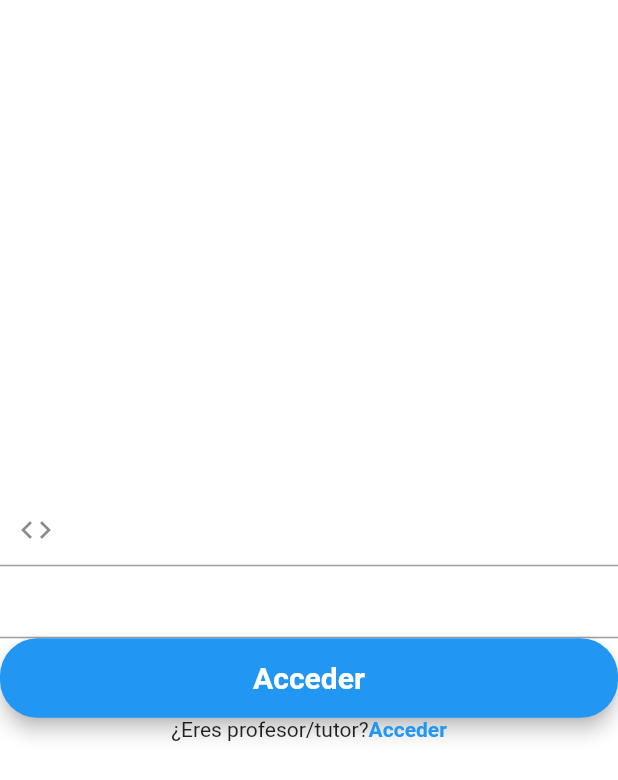
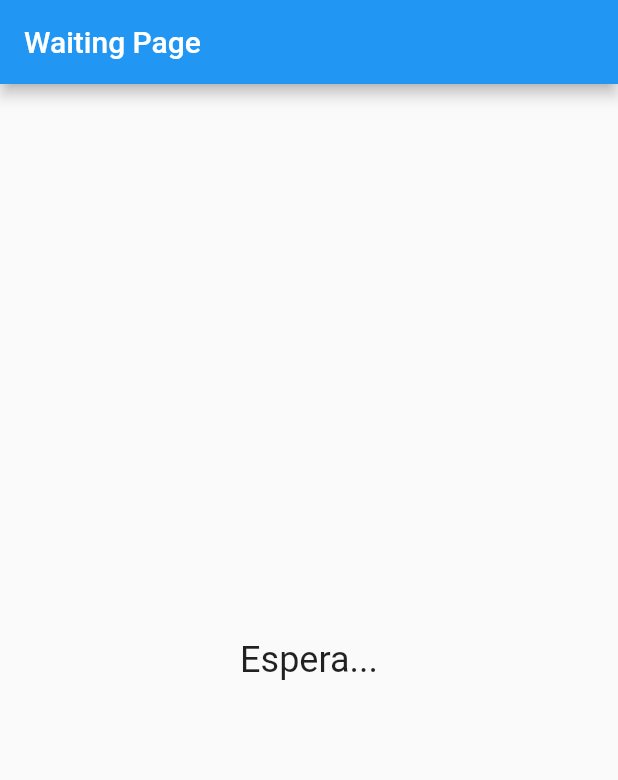
Before and after one commit to lferng17/aplicacion_cele, a Flutter app: the screen it shows after launch, after a tap on "Acceder", on a phone screen of 412 x 824 dp. Shown: the top 780 px of the screen. Run offline on Flutter 3.47's test engine with Material 2 defaults, Android fonts, the phone set to English and light mode, and no system bars; our stand-ins replace cloud_firestore, firebase_auth, firebase_core, fluttertoast; missing offline and left inert: dart:ffi; accounts and stored records are empty.

Commit message:
Waiting page

```diff
--- a/lib/screens/home.dart
+++ b/lib/screens/home.dart
@@ -1,4 +1,5 @@
 import 'package:aplicacion_cele/screens/teacher/login_teacher.dart';
+import 'package:aplicacion_cele/screens/waitingPage.dart';
 import 'package:flutter/material.dart';
 
 class Home extends StatefulWidget {
@@ -61,7 +62,11 @@ class _HomeState extends State<Home>{
         minWidth: MediaQuery.of(context).size.width,
         padding: EdgeInsets.fromLTRB(10.0, 15.0, 10.0, 15.0),
 
-        onPressed: () {},
+        onPressed: () {
+          Navigator.of(context).pushReplacement(
+          MaterialPageRoute(builder: (context) => WaitingPage())
+        );
+        },
         child: Text("Acceder",
           textAlign: TextAlign.center,
           style: TextStyle(
--- a/lib/screens/teacher/registration.dart
+++ b/lib/screens/teacher/registration.dart
@@ -212,7 +212,7 @@ class _RegistrationState extends State<Registration> {
     userModel.secondName = secondNameController.text;
 
     await firebaseFirestore.collection("users")
-        .doc(user.uid)
+        .doc(user.email)
         .set(userModel.toMap());
 
     Fluttertoast.showToast(msg: "Cuenta creada correctamente");
--- /dev/null
+++ b/lib/screens/waitingPage.dart
@@ -0,0 +1,37 @@
+import 'package:aplicacion_cele/screens/questions/question_01.dart';
+import 'package:flutter/material.dart';
+import 'dart:async';
+
+class WaitingPage extends StatefulWidget {
+  @override
+  _WaitingPageState createState() => _WaitingPageState();
+}
+
+class _WaitingPageState extends State<WaitingPage> {
+  @override
+  void initState() {
+    super.initState();
+    Timer(Duration(seconds: 4), () {
+      // Navegar a otra página después de 4 segundos
+      Navigator.pushReplacement(
+        context,
+        MaterialPageRoute(builder: (context) => Question01()),
+      );
+    });
+  }
+
+  @override
+  Widget build(BuildContext context) {
+    return Scaffold(
+      appBar: AppBar(
+        title: Text('Waiting Page'),
+      ),
+      body: Center(
+        child: Text(
+          'Espera...',
+          style: TextStyle(fontSize: 24),
+        ),
+      ),
+    );
+  }
+}
```
Also changed, not shown: lib/screens/questions/question_01.dart (+32 -0 lines), lib/screens/teacher/theme_selection.dart (+19 -5 lines), 1 other file.
